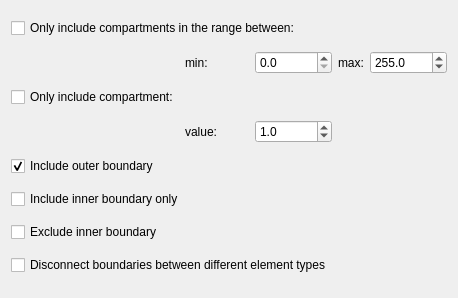
Qt form src/Interface/Modules/Fields/GetDomainBoundary.ui (SCIInstitute/SCIRun) before a commit.
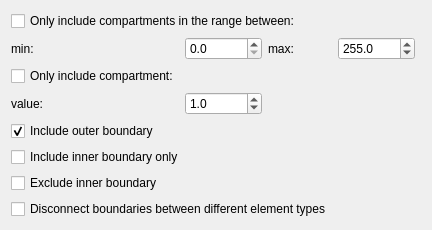
The same form after that commit.

Diff of the .ui file:
```diff
--- a/src/Interface/Modules/Fields/GetDomainBoundary.ui
+++ b/src/Interface/Modules/Fields/GetDomainBoundary.ui
@@ -6,8 +6,8 @@
    <rect>
     <x>0</x>
     <y>0</y>
-    <width>413</width>
-    <height>298</height>
+    <width>389</width>
+    <height>202</height>
    </rect>
   </property>
   <property name="windowTitle">
@@ -21,26 +21,6 @@
      </property>
     </widget>
    </item>
-   <item row="1" column="3">
-    <widget class="QLabel" name="label_2">
-     <property name="text">
-      <string>max:</string>
-     </property>
-    </widget>
-   </item>
-   <item row="1" column="4">
-    <widget class="QDoubleSpinBox" name="maxCompartmentSpinner_">
-     <property name="decimals">
-      <number>1</number>
-     </property>
-     <property name="maximum">
-      <double>100000.000000000000000</double>
-     </property>
-     <property name="value">
-      <double>255.000000000000000</double>
-     </property>
-    </widget>
-   </item>
    <item row="2" column="0">
     <widget class="QCheckBox" name="compartmentCheckBox_">
      <property name="text">
@@ -48,19 +28,6 @@
      </property>
     </widget>
    </item>
-   <item row="3" column="2">
-    <widget class="QDoubleSpinBox" name="valueCompartmentSpinner_">
-     <property name="decimals">
-      <number>1</number>
-     </property>
-     <property name="maximum">
-      <double>100000.000000000000000</double>
-     </property>
-     <property name="value">
-      <double>1.000000000000000</double>
-     </property>
-    </widget>
-   </item>
    <item row="4" column="0" colspan="2">
     <widget class="QCheckBox" name="outerBoundaryCheckBox_">
      <property name="text">
@@ -92,30 +59,63 @@
      </property>
     </widget>
    </item>
-   <item row="1" column="2">
-    <widget class="QDoubleSpinBox" name="minCompartmentSpinner_">
-     <property name="decimals">
-      <number>1</number>
-     </property>
-     <property name="maximum">
-      <double>100000.000000000000000</double>
-     </property>
-    </widget>
-   </item>
-   <item row="1" column="1">
+   <item row="1" column="0">
     <widget class="QLabel" name="label">
      <property name="text">
       <string>min:</string>
      </property>
     </widget>
    </item>
-   <item row="3" column="1">
+   <item row="3" column="0">
     <widget class="QLabel" name="label_3">
      <property name="text">
       <string>value:</string>
      </property>
     </widget>
    </item>
+   <item row="3" column="1">
+    <widget class="QDoubleSpinBox" name="valueCompartmentSpinner_">
+     <property name="decimals">
+      <number>1</number>
+     </property>
+     <property name="maximum">
+      <double>100000.000000000000000</double>
+     </property>
+     <property name="value">
+      <double>1.000000000000000</double>
+     </property>
+    </widget>
+   </item>
+   <item row="1" column="1">
+    <widget class="QDoubleSpinBox" name="minCompartmentSpinner_">
+     <property name="decimals">
+      <number>1</number>
+     </property>
+     <property name="maximum">
+      <double>100000.000000000000000</double>
+     </property>
+    </widget>
+   </item>
+   <item row="1" column="2">
+    <widget class="QLabel" name="label_2">
+     <property name="text">
+      <string>max:</string>
+     </property>
+    </widget>
+   </item>
+   <item row="1" column="3">
+    <widget class="QDoubleSpinBox" name="maxCompartmentSpinner_">
+     <property name="decimals">
+      <number>1</number>
+     </property>
+     <property name="maximum">
+      <double>100000.000000000000000</double>
+     </property>
+     <property name="value">
+      <double>255.000000000000000</double>
+     </property>
+    </widget>
+   </item>
   </layout>
  </widget>
  <resources/>
```
